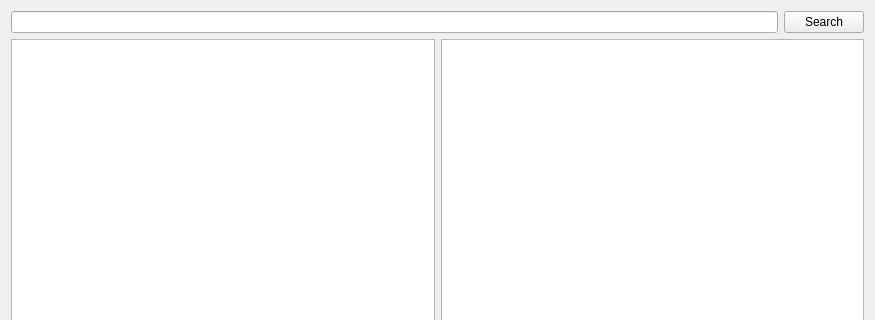
This is application/pages/modplatform/ftb/FtbPage.ui in FreesmTeam/FreesmLauncher as Qt 5 draws it before an edit; both pictures show x 0 to 875 and y 0 to 320 of the 875 by 745 pixel window. The edited form follows.
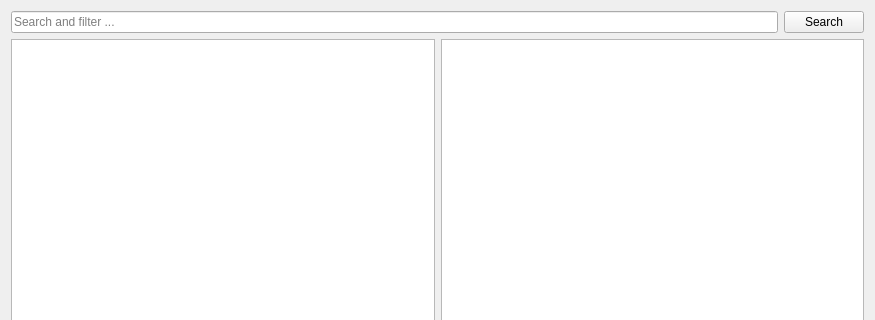
This is the edited form.

Diff of the .ui file:
```diff
--- a/application/pages/modplatform/ftb/FtbPage.ui
+++ b/application/pages/modplatform/ftb/FtbPage.ui
@@ -32,7 +32,11 @@
     </layout>
    </item>
    <item row="0" column="0">
-    <widget class="QLineEdit" name="searchEdit"/>
+    <widget class="QLineEdit" name="searchEdit">
+     <property name="placeholderText">
+      <string>Search and filter ...</string>
+     </property>
+    </widget>
    </item>
    <item row="0" column="1">
     <widget class="QPushButton" name="searchButton">
```
Left out of the diff: 3 changed lines with no effect on the pictures.
